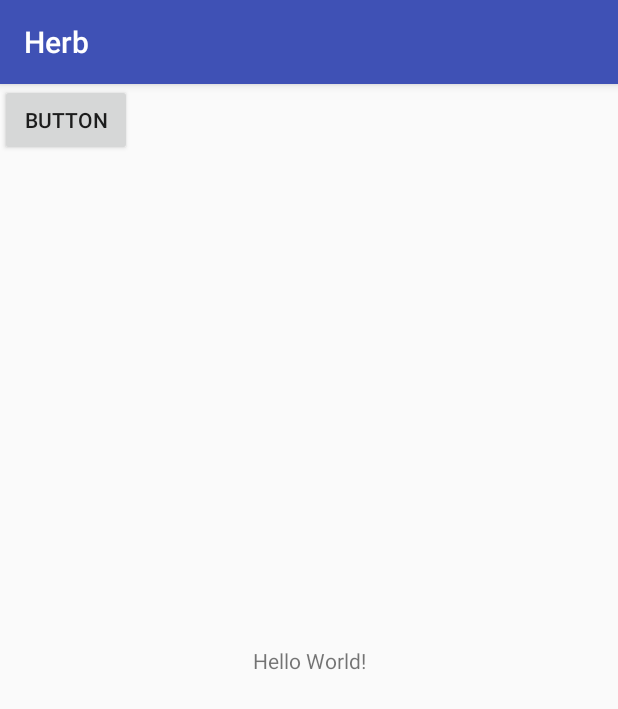
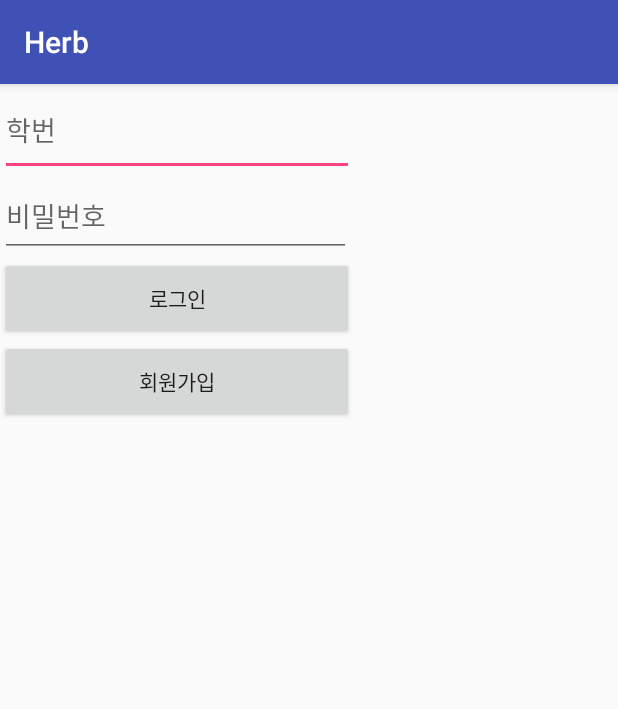
Before and after one commit to Khyojung/Herb, an Android app: the screen it shows after launch (MainActivity before the commit, LoginActivity after it), on a phone screen of 412 x 824 dp. Shown: the top 709 px of the screen. Run offline under Robolectric (Android 15) with nearby library versions, the phone set to English and light mode, and no system bars.

Commit message:
Main Activity 삭제, 앱을 실행하면 LoginActivity가 먼저 나옴.

```diff
--- a/app/src/main/AndroidManifest.xml
+++ b/app/src/main/AndroidManifest.xml
@@ -9,14 +9,13 @@
         android:roundIcon="@mipmap/ic_launcher_round"
         android:supportsRtl="true"
         android:theme="@style/AppTheme">
-        <activity android:name=".MainActivity">
+        <activity android:name=".LoginActivity">
             <intent-filter>
                 <action android:name="android.intent.action.MAIN" />
 
                 <category android:name="android.intent.category.LAUNCHER" />
             </intent-filter>
         </activity>
-        <activity android:name=".LoginActivity" />
         <activity android:name=".JoinActivity" />
         <activity android:name=".ReservActiivity"></activity>
     </application>
--- a/app/src/main/java/hub/herb/LoginActivity.java
+++ b/app/src/main/java/hub/herb/LoginActivity.java
@@ -1,13 +1,35 @@
 package hub.herb;
 
+import android.content.Intent;
+import android.support.v7.app.AlertDialog;
 import android.support.v7.app.AppCompatActivity;
 import android.os.Bundle;
+import android.view.View;
+import android.widget.EditText;
 
 public class LoginActivity extends AppCompatActivity {
+    String Link = "";
+    private EditText _stuID;
+    private EditText _pwd;
 
     @Override
     protected void onCreate(Bundle savedInstanceState) {
         super.onCreate(savedInstanceState);
         setContentView(R.layout.activity_login);
+
+        this._stuID = (EditText)findViewById(R.id.et_stuNumber);
+        this._pwd = (EditText)findViewById(R.id.et_pwd);
+
+    }
+
+    // 회원 가입 버튼을 눌렀을 경우, 회원가입 액티비티로 이동동
+    public void register(View v){
+        Intent intent = new Intent( getApplicationContext(), JoinActivity.class );
+        startActivity( intent );
+    }
+    // 로그인 버튼을 눌렀을 경우
+    public void login(View v){
+        final String id = this._stuID.getText().toString();
+        final String pw = this._pwd.getText().toString();
     }
 }
--- a/app/src/main/java/hub/herb/MainActivity.java
+++ /dev/null
@@ -1,19 +0,0 @@
-package hub.herb;
-
-import android.content.Intent;
-import android.support.v7.app.AppCompatActivity;
-import android.os.Bundle;
-import android.view.View;
-
-public class MainActivity extends AppCompatActivity {
-
-    @Override
-    protected void onCreate(Bundle savedInstanceState) {
-        super.onCreate(savedInstanceState);
-        setContentView(R.layout.activity_main);
-    }
-    public void getList(View v){
-        Intent intent = new Intent( getApplicationContext(), ReservActiivity.class );
-        startActivity( intent );
-    }
-}
--- a/app/src/main/res/layout/activity_login.xml
+++ b/app/src/main/res/layout/activity_login.xml
@@ -1,9 +1,48 @@
 <?xml version="1.0" encoding="utf-8"?>
-<android.support.constraint.ConstraintLayout xmlns:android="http://schemas.android.com/apk/res/android"
+<LinearLayout xmlns:android="http://schemas.android.com/apk/res/android"
     xmlns:app="http://schemas.android.com/apk/res-auto"
     xmlns:tools="http://schemas.android.com/tools"
     android:layout_width="match_parent"
     android:layout_height="match_parent"
+    android:orientation="vertical"
     tools:context="hub.herb.LoginActivity">
 
-</android.support.constraint.ConstraintLayout>
+    <EditText
+        android:id="@+id/et_stuNumber"
+        android:layout_width="236dp"
+        android:layout_height="61dp"
+        android:ems="10"
+        android:hint="학번"
+        android:inputType="number"
+        tools:layout_editor_absoluteX="39dp"
+        tools:layout_editor_absoluteY="17dp" />
+
+    <EditText
+        android:id="@+id/passwwordText"
+        android:layout_width="234dp"
+        android:layout_height="54dp"
+        android:ems="10"
+        android:hint="비밀번호"
+        android:inputType="textPassword"
+        tools:layout_editor_absoluteX="43dp"
+        tools:layout_editor_absoluteY="92dp" />
+
+    <Button
+        android:id="@+id/loginButton"
+        android:layout_width="236dp"
+        android:layout_height="55dp"
+        android:text="로그인"
+        tools:layout_editor_absoluteX="43dp"
+        tools:layout_editor_absoluteY="164dp"
+        android:onClick="login"/>
+
+    <Button
+        android:id="@+id/registerButton"
+        android:layout_width="236dp"
+        android:layout_height="55dp"
+        android:text="회원가입"
+        android:onClick="register"
+        android:textAppearance="@style/TextAppearance.AppCompat.Button"
+        tools:layout_editor_absoluteX="129dp"
+        tools:layout_editor_absoluteY="241dp" />
+</LinearLayout>
--- a/app/src/main/res/layout/activity_main.xml
+++ /dev/null
@@ -1,25 +0,0 @@
-<?xml version="1.0" encoding="utf-8"?>
-<android.support.constraint.ConstraintLayout xmlns:android="http://schemas.android.com/apk/res/android"
-    xmlns:app="http://schemas.android.com/apk/res-auto"
-    xmlns:tools="http://schemas.android.com/tools"
-    android:layout_width="match_parent"
-    android:layout_height="match_parent"
-    tools:context="hub.herb.MainActivity">
-
-    <TextView
-        android:layout_width="wrap_content"
-        android:layout_height="wrap_content"
-        android:text="Hello World!"
-        app:layout_constraintBottom_toBottomOf="parent"
-        app:layout_constraintLeft_toLeftOf="parent"
-        app:layout_constraintRight_toRightOf="parent"
-        app:layout_constraintTop_toTopOf="parent" />
-
-    <Button
-        android:id="@+id/button"
-        android:onClick="getList"
-        android:layout_width="wrap_content"
-        android:layout_height="wrap_content"
-        android:text="Button" />
-
-</android.support.constraint.ConstraintLayout>
```
Also changed, not shown: app/src/main/java/hub/herb/ReservActiivity.java (+28 -1 lines), app/src/main/res/layout/activity_join.xml (+44 -2 lines), app/src/main/res/layout/activity_reserv_actiivity.xml (+1 -11 lines), 2 other files.
